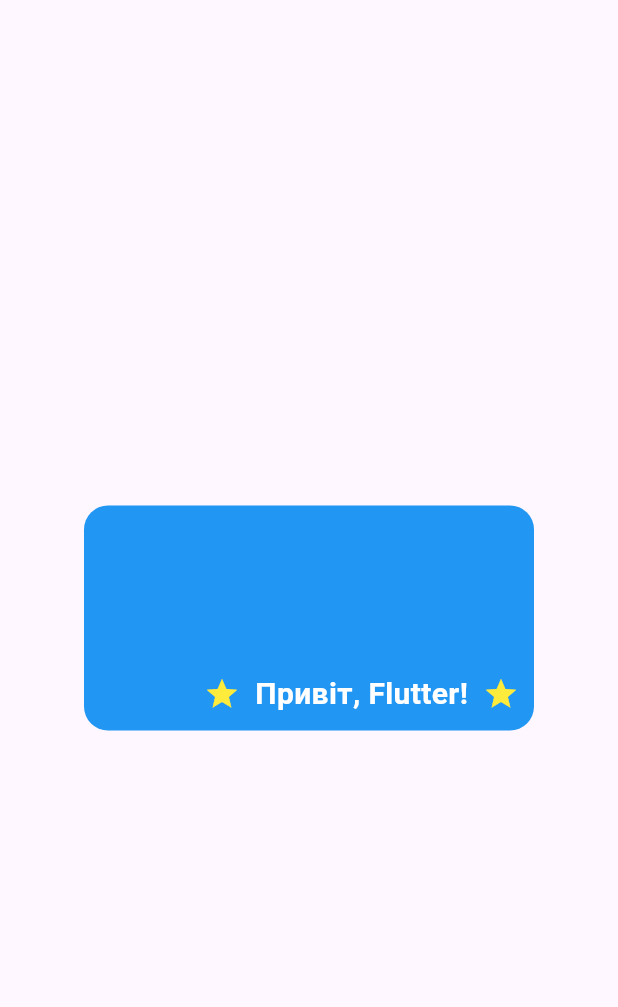
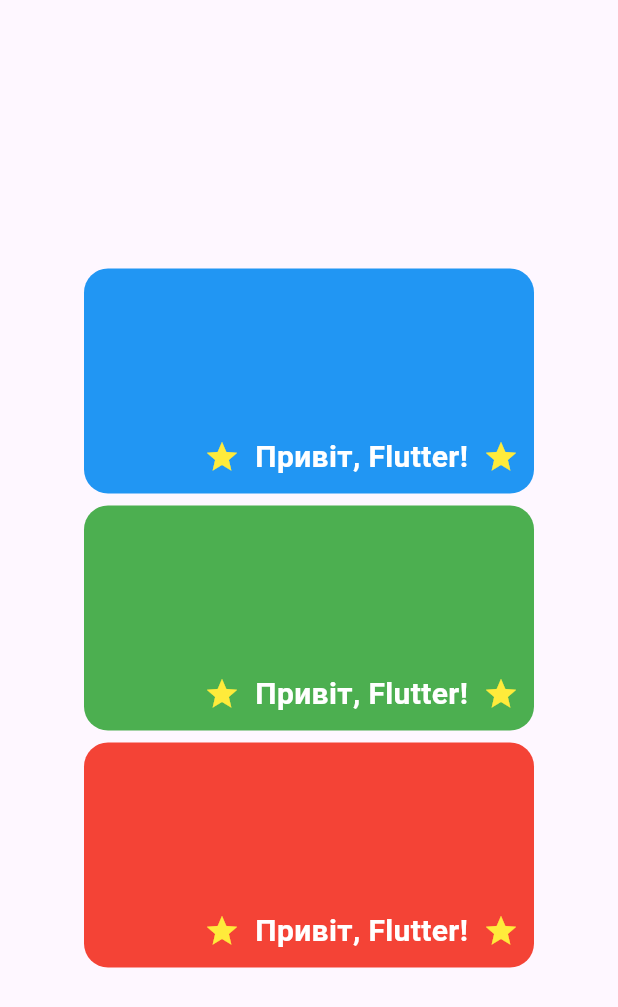
Before and after one commit to Bejussi/flutter_learning_jorney, a Flutter app: the screen it shows after launch, on a phone screen of 412 x 824 dp. Shown: the top 1007 px of the screen. Run offline on Flutter 3.47's test engine with Material 3 defaults, Android fonts, the phone set to English and light mode, and no system bars.

Commit message:
feat(FLUTTER-11_3): added 3 part of homework to lesson 11

```diff
--- a/lib/lesson_11/homework_11_screen.dart
+++ b/lib/lesson_11/homework_11_screen.dart
@@ -10,11 +10,51 @@
 
     return Scaffold(
       body: Center(
-        child: Container(
+        child: Column(
+          mainAxisAlignment: MainAxisAlignment.center,
+          spacing: 8,
+          children: const [
+            ColorfullContainerWidget(
+              cardWidth: cardWidth,
+              cardHeight: cardHeight,
+              color: Colors.blue,
+            ),
+            ColorfullContainerWidget(
+              cardWidth: cardWidth,
+              cardHeight: cardHeight,
+              color: Colors.green,
+            ),
+            ColorfullContainerWidget(
+              cardWidth: cardWidth,
+              cardHeight: cardHeight,
+              color: Colors.red,
+            ),
+          ],
+        ),
+      ),
+    );
+  }
+}
+
+class ColorfullContainerWidget extends StatelessWidget {
+  const ColorfullContainerWidget({
+    required this.cardWidth,
+    required this.cardHeight,
+    required this.color,
+    super.key,
+  });
+
+  final double cardWidth;
+  final double cardHeight;
+  final Color color;
+
+  @override
+  Widget build(BuildContext context) {
+    return Container(
       width: cardWidth,
       height: cardHeight,
       decoration: BoxDecoration(
-            color: Colors.blue,
+        color: color,
         borderRadius: BorderRadius.circular(16),
       ),
       child: Padding(
@@ -40,8 +80,6 @@
           ),
         ),
       ),
-        ),
-      ),
     );
   }
 }
```
Lines whose indentation alone changed are shown as unchanged.
